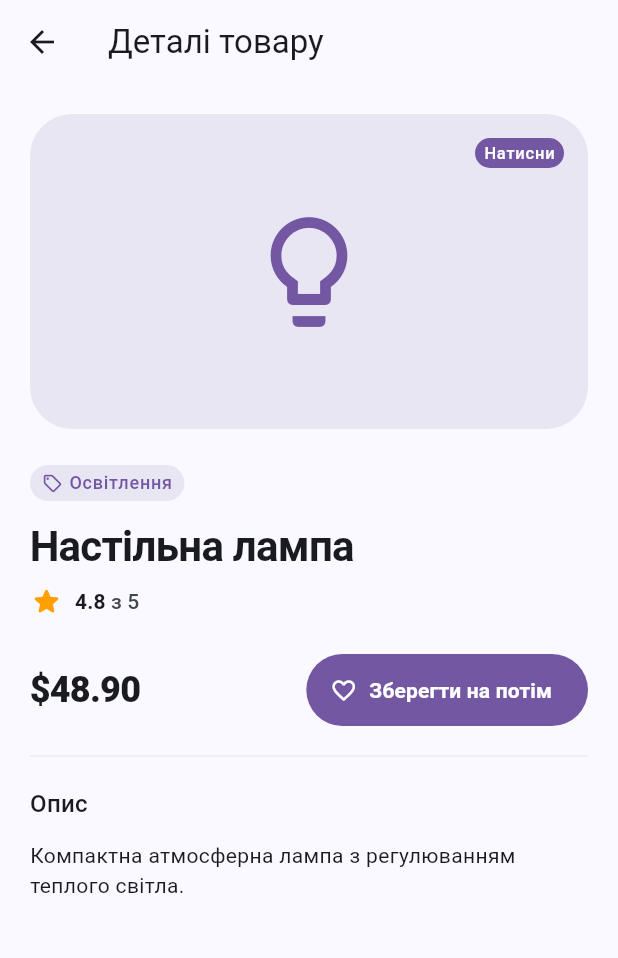
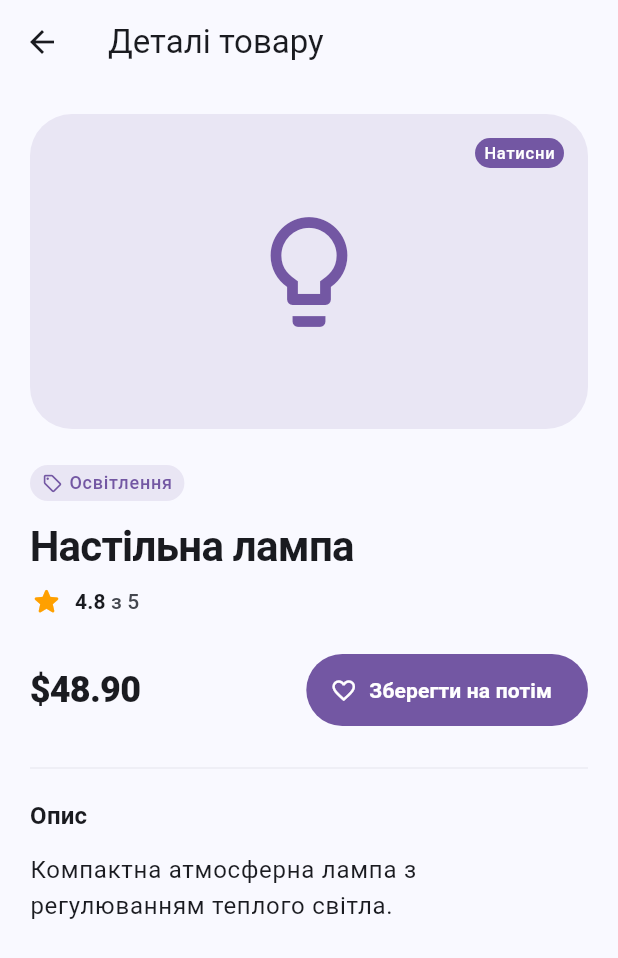
Before and after one commit to gvan/test_task_flutter, a Flutter app: the screen it shows after launch, after a tap on "Настільна лампа", on a phone screen of 412 x 824 dp. Shown: the top 958 px of the screen. Run offline on Flutter 3.47's test engine with Material 3 defaults, Android fonts, the phone set to English and light mode, and no system bars.

Commit message:
change description style

```diff
--- a/lib/features/items/widgets/item_details_info.dart
+++ b/lib/features/items/widgets/item_details_info.dart
@@ -25,7 +25,7 @@ class ItemDetailsInfo extends StatelessWidget {
         _RatingLabel(item: item),
         const SizedBox(height: 24),
         _PiceBlock(item: item, color: color),
-        const SizedBox(height: 12),
+        const SizedBox(height: 20),
         Divider(
           color: Theme.of(
             context,
@@ -33,9 +33,14 @@ class ItemDetailsInfo extends StatelessWidget {
           thickness: 0.5,
         ),
         const SizedBox(height: 12),
-        Text('Опис', style: Theme.of(context).textTheme.titleMedium),
+        Text(
+          'Опис',
+          style: Theme.of(
+            context,
+          ).textTheme.titleMedium?.copyWith(fontWeight: .w700),
+        ),
         const SizedBox(height: 12),
-        Text(item.description, style: Theme.of(context).textTheme.bodyMedium),
+        Text(item.description, style: Theme.of(context).textTheme.bodyLarge),
         const SizedBox(height: 24),
       ],
     );
```
